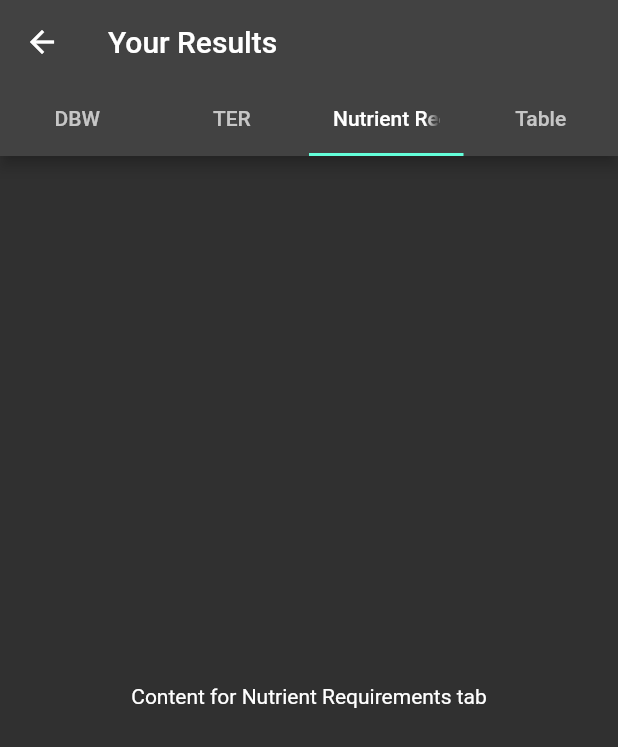
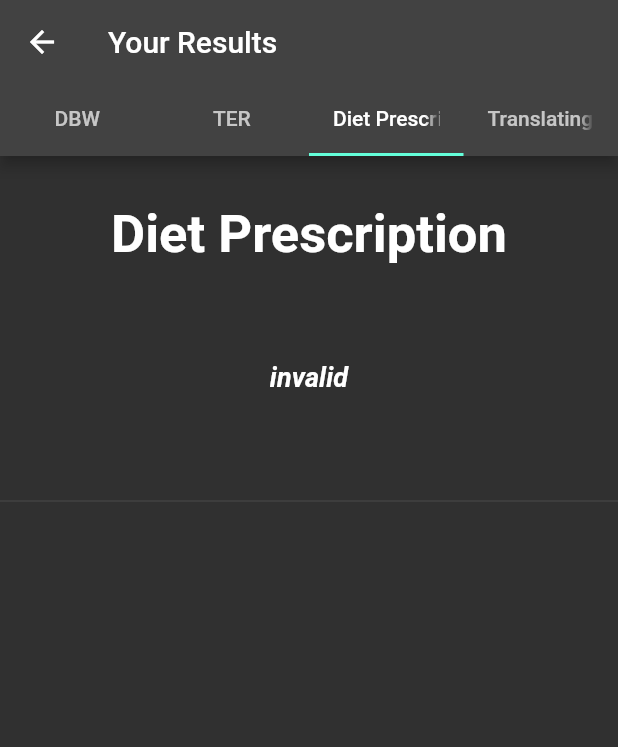
Before and after one commit to Marl6/nutrition, a Flutter app: the AnotherScreen screen opened directly with empty values, tab 3 chosen, on a phone screen of 412 x 824 dp. Shown: the top 747 px of the screen. Run offline on Flutter 3.47's test engine with Material 2 defaults, Android fonts, the phone set to English and light mode, and no system bars; missing offline and left inert: side_navigation; statements that could not run were skipped.

Commit message:
second commit

```diff
--- a/Desktop/nutrition/lib/formulas.dart
+++ b/Desktop/nutrition/lib/formulas.dart
@@ -1,8 +1,6 @@
 // ignore_for_file: avoid_print, unused_local_variable
 
 double dbwTannHauser(int? feet, int? inches) {
-  // Perform the necessary calculations here and return the result
-  // For example:
   print('Feet: $feet, Inches: $inches');
   double heightInCm = (feet ?? 0) * 30.48 + (inches ?? 0) * 2.54;
   print('Height in cm: $heightInCm');
@@ -70,8 +68,6 @@ double bmrHarrisBenedictEquation(
       age == null ||
       gender == null ||
       weight == null) {
-    // Handle null values as needed, such as throwing an error or returning a default value.
-    // For now, I'm returning 0 in case of any null input.
     return 0;
   }
 
@@ -195,7 +191,7 @@ double bmrxPAL(int? feet, int? inches, String? gender, int? age,
   return bmr;
 }
 
-double amountMacronutrients(
+String amountMacronutrients(
     int? feet,
     int? inches,
     String? gender,
@@ -214,7 +210,7 @@ double amountMacronutrients(
       carbs == null ||
       protein == null ||
       fats == null) {
-    return 0;
+    return "invalid";
   }
 
   double bmr = 0;
@@ -256,8 +252,25 @@ double amountMacronutrients(
     bmr = 9.99 * weight + 6.25 * heightInCm - 4.92 * age - 161;
     bmr = bmr * 1.75;
   } else {
-    return 0;
+    return "invalid";
   }
 
-  return bmr;
+  double roundToNearestMultipleOf5(double value) {
+    double roundedValue = (value / 5).roundToDouble() * 5;
+    return roundedValue;
+  }
+
+  double kcal = bmr;
+  double carbsPresc;
+  double proteinPresc;
+  double fatPresc;
+  print(kcal);
+  carbsPresc = (kcal * carbskcal) / 4;
+  proteinPresc = (kcal * proteinkcal) / 4;
+  fatPresc = (kcal * fatskcal) / 9;
+
+  carbsPresc = roundToNearestMultipleOf5(carbsPresc);
+  proteinPresc = roundToNearestMultipleOf5(proteinPresc);
+  fatPresc = roundToNearestMultipleOf5(fatPresc);
+  return "kcal: ${kcal.toStringAsFixed(0)} kcal\n\nCarbohydrate: ${carbsPresc.toStringAsFixed(2)} g\n\nProtein: ${proteinPresc.toStringAsFixed(2)} g\n\nFat: ${fatPresc.toStringAsFixed(2)} g";
 }
--- a/Desktop/nutrition/lib/userinform.dart
+++ b/Desktop/nutrition/lib/userinform.dart
@@ -55,6 +55,12 @@ class _PersonalInfoFormState extends State<PersonalInfoForm> {
   List<int> listFatRequirement = List.generate(26, (index) => 5 + index);
 
   void _handleSubmit() {
+    int totalValue = (selectedCarbohydrateRequirement ?? 0) +
+        (selectedProteinRequirement ?? 0) +
+        (selectedFatRequirement ?? 0);
+
+    if (totalValue == 100) {
+      // Total value is 100, proceed with creating UserData and navigate to AnotherScreen
       UserData userData = UserData(
         userName: userName,
         userAddress: userAddress,
@@ -69,12 +75,33 @@ class _PersonalInfoFormState extends State<PersonalInfoForm> {
         selectedFatRequirement: selectedFatRequirement,
       );
 
-    // Navigate to another file and pass userData
+      // Navigate to AnotherScreen and pass userData
       Navigator.push(
         context,
         MaterialPageRoute(
-          builder: (context) => AnotherScreen(userData: userData)),
+          builder: (context) => AnotherScreen(userData: userData),
+        ),
       );
+    } else {
+      // Total value is not 100, show an error dialog
+      showDialog(
+        context: context,
+        builder: (BuildContext context) {
+          return AlertDialog(
+            title: Text('Macronutrient Distribution Error'),
+            content: Text('The total value must be 100%'),
+            actions: <Widget>[
+              TextButton(
+                child: Text('OK'),
+                onPressed: () {
+                  Navigator.of(context).pop();
+                },
+              ),
+            ],
+          );
+        },
+      );
+    }
   }
 
   @override
@@ -361,7 +388,7 @@ class _PersonalInfoFormState extends State<PersonalInfoForm> {
                     .toList(),
               ),
               const Divider(),
-              Container(
+              SizedBox(
                 width:
                     300, // Set a specific width or use double.infinity for maximum width
                 child: DropdownButton<int>(
@@ -382,7 +409,7 @@ class _PersonalInfoFormState extends State<PersonalInfoForm> {
                       .toList(),
                 ),
               ),
-              Container(
+              SizedBox(
                 width:
                     300, // Set a specific width or use double.infinity for maximum width
                 child: DropdownButton<int>(
@@ -403,7 +430,7 @@ class _PersonalInfoFormState extends State<PersonalInfoForm> {
                       .toList(),
                 ),
               ),
-              Container(
+              SizedBox(
                 width:
                     300, // Set a specific width or use double.infinity for maximum width
                 child: DropdownButton<int>(
@@ -454,8 +481,8 @@ class AnotherScreen extends StatelessWidget {
             tabs: [
               Tab(text: 'DBW'), // First tab
               Tab(text: 'TER'), // Second tab
-              Tab(text: 'Nutrient Requirements'), // Third tab
-              Tab(text: 'Table'), // Fourth tab
+              Tab(text: 'Diet Prescription'), // Third tab
+              Tab(text: 'Translating Diet Prescription'), // Fourth tab
             ],
           ),
         ),
@@ -627,12 +654,49 @@ class AnotherScreen extends StatelessWidget {
               ],
             ),
             // Widget for the 'Nutrient Requirements' tab
+            Column(
+              children: [
+                Padding(padding: EdgeInsets.all(16.0)),
+                Text(
+                  'Diet Prescription', // Title
+                  style: TextStyle(
+                    fontSize: 35,
+                    fontWeight: FontWeight.bold,
+                  ),
+                ),
                 Center(
-              child: Text('Content for Nutrient Requirements tab'),
+                  child: Column(
+                    mainAxisAlignment: MainAxisAlignment.center,
+                    children: <Widget>[
+                      Padding(padding: EdgeInsets.all(32.0)),
+                      Text(
+                        amountMacronutrients(
+                            userData.userHeightFeet,
+                            userData.userHeightInches,
+                            userData.userGender,
+                            userData.userAge,
+                            userData.selectedPhysicalActivityLevel,
+                            userData.userWeight,
+                            userData.selectedCarbohydrateRequirement,
+                            userData.selectedProteinRequirement,
+                            userData.selectedFatRequirement),
+                        style: TextStyle(
+                          fontSize: 18,
+                          fontWeight: FontWeight.bold,
+                          fontStyle: FontStyle.italic,
+                        ),
+                        textAlign: TextAlign.center,
+                      ),
+                      Padding(padding: EdgeInsets.all(32.0)),
+                      const Divider(),
+                    ],
+                  ),
+                ),
+              ],
             ),
             // Widget for the 'Table' tab
             Center(
-              child: Text('Content for Table tab'),
+              child: Text('Content for Diet Pres chuchu tab'),
             ),
           ],
         ),
```
Lines whose indentation alone changed are shown as unchanged.
